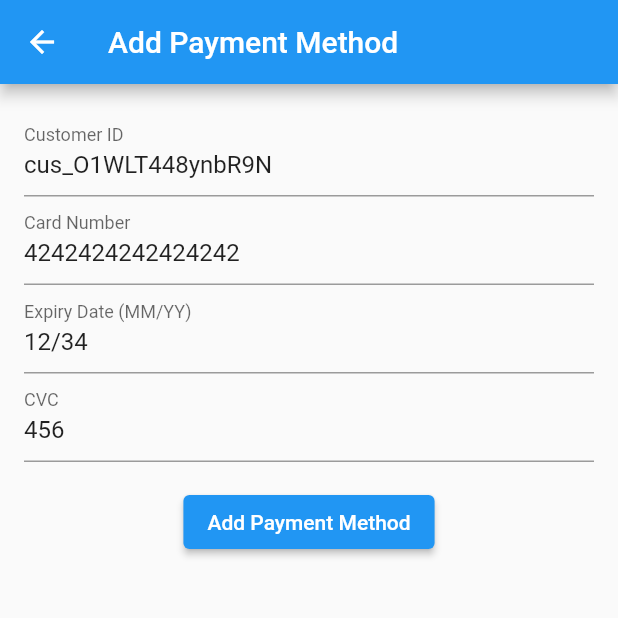
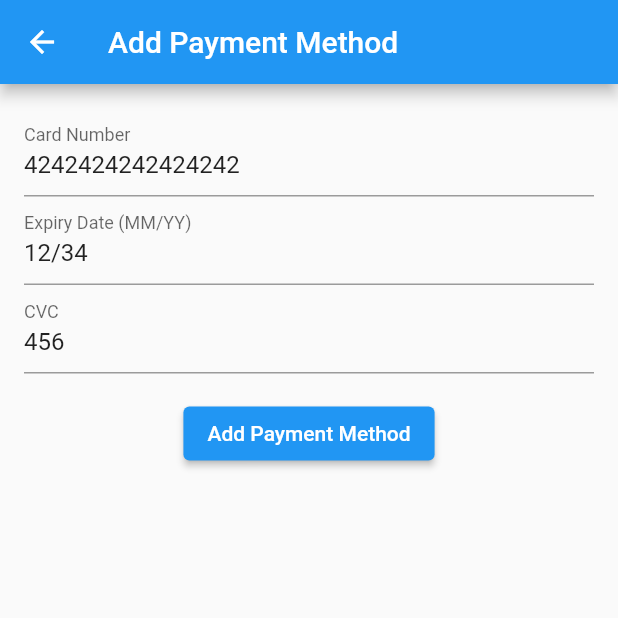
Before and after one commit to tuan-vo/flutter_stripe_app, a Flutter app: the screen it shows after launch, after a tap on "Add payment methods!", on a phone screen of 412 x 824 dp, the top half of it. Run offline on Flutter 3.47's test engine with Material 2 defaults, Android fonts, the light colour scheme and no system bars; missing offline and left inert: flutter_stripe; network calls fail.

Commit message:
update code

```diff
--- a/lib/add-payment-methods_page.dart
+++ b/lib/add-payment-methods_page.dart
@@ -1,9 +1,7 @@
 import 'package:flutter/material.dart';
 import 'package:http/http.dart' as http;
 import 'dart:convert';
-
-const secret_key =
-    "sk_test_51N6pjfJjOgMxOgVuIckY4TcIzo2KHIsT540kwHIjmemQ5ISKcBRDOnMvLv4aZA5d1Cxmj2FEVe3FgdDdKZ1FVakv00qT69qCPx";
+import 'package:flutter_stripe_app/.env.dart';
 
 class PaymentMethodPage extends StatefulWidget {
   @override
@@ -18,15 +16,15 @@ class _PaymentMethodPageState extends State<PaymentMethodPage> {
       TextEditingController(text: '12/34');
   final TextEditingController _cvcController =
       TextEditingController(text: '456');
-  final TextEditingController _customerIdController =
-      TextEditingController(text: 'cus_O1WLT448ynbR9N');
+  // final TextEditingController _customerIdController =
+  //     TextEditingController(text: customerId);
 
   @override
   void dispose() {
     _cardNumberController.dispose();
     _expiryDateController.dispose();
     _cvcController.dispose();
-    _customerIdController.dispose();
+    // _customerIdController.dispose();
     super.dispose();
   }
 
@@ -42,7 +40,7 @@ class _PaymentMethodPageState extends State<PaymentMethodPage> {
         },
       };
 
-      final customerId = _customerIdController.text;
+      // final customerId = _customerIdController.text;
 
       final url = 'https://api.stripe.com/v1/payment_methods';
       final headers = {
@@ -103,17 +101,17 @@ class _PaymentMethodPageState extends State<PaymentMethodPage> {
           key: _formKey,
           child: Column(
             children: [
-              TextFormField(
-                controller: _customerIdController,
-                keyboardType: TextInputType.text,
-                decoration: InputDecoration(labelText: 'Customer ID'),
-                validator: (value) {
-                  if (value == null || value.isEmpty) {
-                    return 'Please enter a customer ID';
-                  }
-                  return null;
-                },
-              ),
+              // TextFormField(
+              //   controller: _customerIdController,
+              //   keyboardType: TextInputType.text,
+              //   decoration: InputDecoration(labelText: 'Customer ID'),
+              //   validator: (value) {
+              //     if (value == null || value.isEmpty) {
+              //       return 'Please enter a customer ID';
+              //     }
+              //     return null;
+              //   },
+              // ),
               TextFormField(
                 controller: _cardNumberController,
                 keyboardType: TextInputType.number,
--- a/lib/main.dart
+++ b/lib/main.dart
@@ -1,9 +1,9 @@
 import 'package:flutter/material.dart';
 import 'package:flutter_stripe_app/app.dart';
 import 'package:flutter_stripe/flutter_stripe.dart';
+import 'package:flutter_stripe_app/.env.dart';
 
 void main() async {
-  Stripe.publishableKey =
-      'pk_test_51N6pjfJjOgMxOgVuOUaXzf9VAReJKHOLgDgQr2kyxM1I055VmjZCJ2WMDA4EB2A0pjjGYr0atHbWU3Cw2fzCFS0y00QcaPZU1G';
+  Stripe.publishableKey = publishable_key;
   runApp(const MyApp());
 }
--- a/lib/pay-with-saved-method.dart
+++ b/lib/pay-with-saved-method.dart
@@ -1,10 +1,7 @@
 import 'package:flutter/material.dart';
 import 'package:http/http.dart' as http;
 import 'dart:convert';
-
-const secret_key =
-    "sk_test_51N6pjfJjOgMxOgVuIckY4TcIzo2KHIsT540kwHIjmemQ5ISKcBRDOnMvLv4aZA5d1Cxmj2FEVe3FgdDdKZ1FVakv00qT69qCPx";
-const customerId = 'cus_O1WLT448ynbR9N';
+import 'package:flutter_stripe_app/.env.dart';
 
 class PaymentPage extends StatefulWidget {
   final Map<String, dynamic> paymentMethod;
--- a/lib/payment_page.dart
+++ b/lib/payment_page.dart
@@ -2,11 +2,7 @@ import 'dart:convert';
 import 'package:flutter/material.dart';
 import 'package:flutter_stripe/flutter_stripe.dart';
 import 'package:http/http.dart' as http;
-
-const publishable_key =
-    "pk_test_51N6pjfJjOgMxOgVuOUaXzf9VAReJKHOLgDgQr2kyxM1I055VmjZCJ2WMDA4EB2A0pjjGYr0atHbWU3Cw2fzCFS0y00QcaPZU1G";
-const secret_key =
-    "sk_test_51N6pjfJjOgMxOgVuIckY4TcIzo2KHIsT540kwHIjmemQ5ISKcBRDOnMvLv4aZA5d1Cxmj2FEVe3FgdDdKZ1FVakv00qT69qCPx";
+import 'package:flutter_stripe_app/.env.dart';
 
 class PaymentPage extends StatefulWidget {
   @override
--- a/lib/saved-cards_page.dart
+++ b/lib/saved-cards_page.dart
@@ -2,10 +2,7 @@ import 'package:flutter/material.dart';
 import 'package:flutter_stripe_app/pay-with-saved-method.dart';
 import 'package:http/http.dart' as http;
 import 'dart:convert';
-
-const secret_key =
-    "sk_test_51N6pjfJjOgMxOgVuIckY4TcIzo2KHIsT540kwHIjmemQ5ISKcBRDOnMvLv4aZA5d1Cxmj2FEVe3FgdDdKZ1FVakv00qT69qCPx";
-const customerId = 'cus_O1WLT448ynbR9N';
+import 'package:flutter_stripe_app/.env.dart';
 
 class SavedCardsPage extends StatefulWidget {
   @override
```
